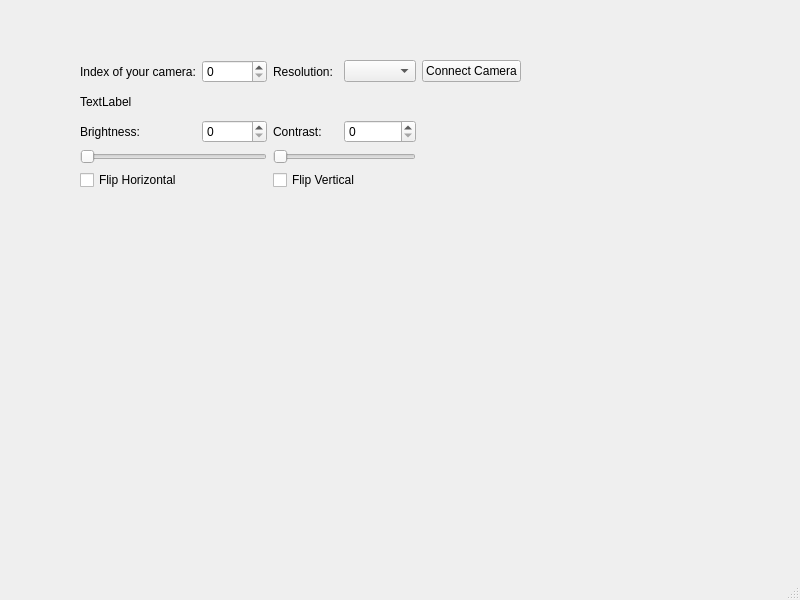
This is mainwindow.ui in banujan59/VirtualWebcam as Qt 5 draws it before an edit. The edited form follows.
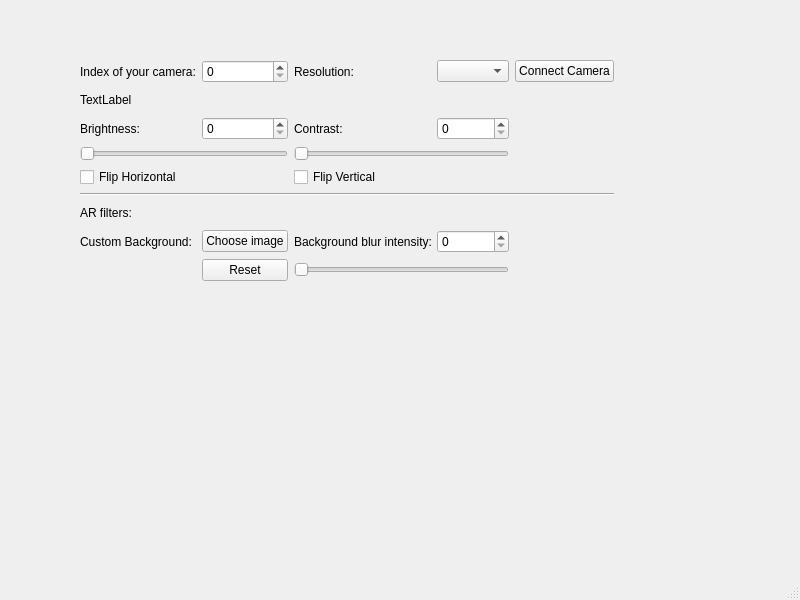
This is the edited form.

Commit message:
Added AR background filters (#16)
* Added UI + model for blur BG

* Refactor code

* Change data representation of blur bg

* Change enable state in UI

* Added background blur

* Added blur background with segmentor

* Optimized code

* Created UI for background image

* Created model for bg image

* Added background image feature

* Refactor code

* Added pointing hand cursor to buttons

* Fixed crash when restarting cam

* Updated doc with AR filters

Patch:
```diff
--- a/mainwindow.ui
+++ b/mainwindow.ui
@@ -19,73 +19,98 @@
      <rect>
       <x>80</x>
       <y>60</y>
-      <width>441</width>
-      <height>130</height>
+      <width>534</width>
+      <height>221</height>
      </rect>
     </property>
     <layout class="QGridLayout" name="gridLayout">
-     <item row="0" column="2">
+     <item row="2" column="3">
+      <widget class="QLabel" name="label_2">
+       <property name="text">
+        <string>Contrast:</string>
+       </property>
+      </widget>
+     </item>
+     <item row="2" column="2">
+      <widget class="QSpinBox" name="brightnessValue"/>
+     </item>
+     <item row="0" column="3">
       <widget class="QLabel" name="label_4">
        <property name="text">
         <string>Resolution:</string>
        </property>
       </widget>
      </item>
-     <item row="3" column="2" colspan="2">
-      <widget class="QSlider" name="contrastSlider">
+     <item row="5" column="1" colspan="5">
+      <widget class="Line" name="line">
        <property name="orientation">
         <enum>Qt::Horizontal</enum>
        </property>
       </widget>
      </item>
-     <item row="2" column="1">
-      <widget class="QSpinBox" name="brightnessValue"/>
-     </item>
-     <item row="3" column="0" colspan="2">
-      <widget class="QSlider" name="brightnessSlider">
-       <property name="orientation">
-        <enum>Qt::Horizontal</enum>
-       </property>
-      </widget>
-     </item>
-     <item row="0" column="0">
+     <item row="0" column="1">
       <widget class="QLabel" name="label_3">
        <property name="text">
         <string>Index of your camera:</string>
        </property>
       </widget>
      </item>
-     <item row="2" column="0">
-      <widget class="QLabel" name="label">
-       <property name="text">
-        <string>Brightness: </string>
+     <item row="0" column="2">
+      <widget class="QSpinBox" name="cameraIndexBox"/>
+     </item>
+     <item row="3" column="3" colspan="2">
+      <widget class="QSlider" name="contrastSlider">
+       <property name="orientation">
+        <enum>Qt::Horizontal</enum>
        </property>
       </widget>
      </item>
-     <item row="2" column="3">
-      <widget class="QSpinBox" name="contrastValue"/>
-     </item>
-     <item row="4" column="0" colspan="2">
+     <item row="4" column="1" colspan="2">
       <widget class="QCheckBox" name="hFlipBox">
        <property name="text">
         <string>Flip Horizontal</string>
        </property>
       </widget>
      </item>
-     <item row="2" column="2">
-      <widget class="QLabel" name="label_2">
+     <item row="2" column="4">
+      <widget class="QSpinBox" name="contrastValue"/>
+     </item>
+     <item row="3" column="1" colspan="2">
+      <widget class="QSlider" name="brightnessSlider">
+       <property name="orientation">
+        <enum>Qt::Horizontal</enum>
+       </property>
+      </widget>
+     </item>
+     <item row="1" column="1" colspan="5">
+      <widget class="QLabel" name="virtualCameraLabel">
        <property name="text">
-        <string>Contrast:</string>
+        <string>TextLabel</string>
        </property>
       </widget>
      </item>
-     <item row="0" column="1">
-      <widget class="QSpinBox" name="cameraIndexBox"/>
+     <item row="2" column="1">
+      <widget class="QLabel" name="label">
+       <property name="text">
+        <string>Brightness: </string>
+       </property>
+      </widget>
      </item>
-     <item row="0" column="3">
-      <widget class="QComboBox" name="resolutionSelector"/>
+     <item row="0" column="5">
+      <widget class="QPushButton" name="connectButton">
+       <property name="text">
+        <string>Connect Camera</string>
+       </property>
+      </widget>
      </item>
-     <item row="4" column="2" colspan="2">
+     <item row="6" column="1">
+      <widget class="QLabel" name="label_5">
+       <property name="text">
+        <string>AR filters:</string>
+       </property>
+      </widget>
+     </item>
+     <item row="4" column="3" colspan="2">
       <widget class="QCheckBox" name="vFlipBox">
        <property name="text">
         <string>Flip Vertical</string>
@@ -93,16 +118,43 @@
       </widget>
      </item>
      <item row="0" column="4">
-      <widget class="QPushButton" name="connectButton">
+      <widget class="QComboBox" name="resolutionSelector"/>
+     </item>
+     <item row="7" column="4">
+      <widget class="QSpinBox" name="bgBlurValue"/>
+     </item>
+     <item row="8" column="3" colspan="2">
+      <widget class="QSlider" name="bgBlurSlider">
+       <property name="orientation">
+        <enum>Qt::Horizontal</enum>
+       </property>
+      </widget>
+     </item>
+     <item row="7" column="1">
+      <widget class="QLabel" name="label_7">
        <property name="text">
-        <string>Connect Camera</string>
+        <string>Custom Background:</string>
        </property>
       </widget>
      </item>
-     <item row="1" column="0" colspan="5">
-      <widget class="QLabel" name="virtualCameraLabel">
+     <item row="7" column="2">
+      <widget class="QPushButton" name="chooseBgButton">
        <property name="text">
-        <string>TextLabel</string>
+        <string>Choose image</string>
+       </property>
+      </widget>
+     </item>
+     <item row="7" column="3">
+      <widget class="QLabel" name="label_6">
+       <property name="text">
+        <string>Background blur intensity:</string>
+       </property>
+      </widget>
+     </item>
+     <item row="8" column="2">
+      <widget class="QPushButton" name="resetBgButton">
+       <property name="text">
+        <string>Reset</string>
        </property>
       </widget>
      </item>
```
The commit also changes 9 other files.
